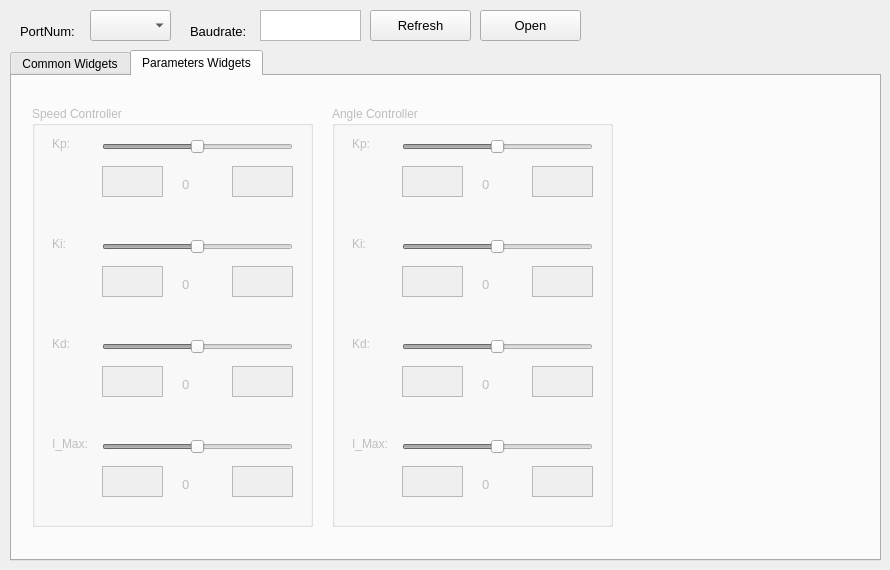
This is tools/mainwindow.ui in ZhuYanzhen1/miniFOC as Qt 5 draws it before an edit. The edited form follows.
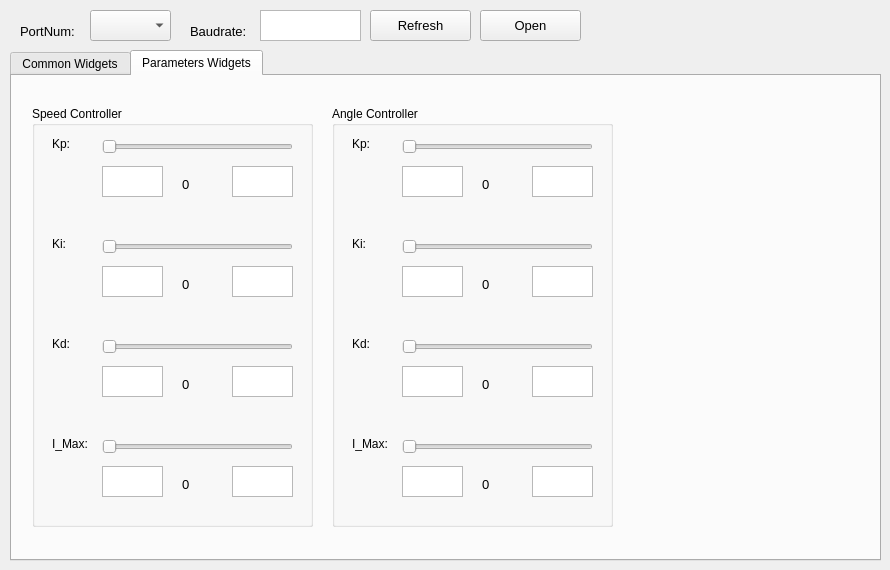
This is the edited form. The open tabs and pages were chosen to show the change. Custom widgets are drawn as their Qt base class.

Commit message: The problem of sending messages after the monitor is started has been solved. The problem of enabling logic of slider control in monitor is solved.

The edit to the form file:
```diff
--- a/tools/mainwindow.ui
+++ b/tools/mainwindow.ui
@@ -348,7 +348,7 @@
      </attribute>
      <widget class="QGroupBox" name="speed_groupbox">
       <property name="enabled">
-       <bool>false</bool>
+       <bool>true</bool>
       </property>
       <property name="geometry">
        <rect>
@@ -363,7 +363,7 @@
       </property>
       <widget class="QSlider" name="speed_kp_slider">
        <property name="enabled">
-        <bool>false</bool>
+        <bool>true</bool>
        </property>
        <property name="geometry">
         <rect>
@@ -386,10 +386,10 @@
         <number>1</number>
        </property>
        <property name="value">
-        <number>5000</number>
+        <number>0</number>
        </property>
        <property name="sliderPosition">
-        <number>5000</number>
+        <number>0</number>
        </property>
        <property name="orientation">
         <enum>Qt::Horizontal</enum>
@@ -538,7 +538,7 @@
       </widget>
       <widget class="QSlider" name="speed_ki_slider">
        <property name="enabled">
-        <bool>false</bool>
+        <bool>true</bool>
        </property>
        <property name="geometry">
         <rect>
@@ -561,10 +561,10 @@
         <number>1</number>
        </property>
        <property name="value">
-        <number>5000</number>
+        <number>0</number>
        </property>
        <property name="sliderPosition">
-        <number>5000</number>
+        <number>0</number>
        </property>
        <property name="orientation">
         <enum>Qt::Horizontal</enum>
@@ -652,7 +652,7 @@
       </widget>
       <widget class="QSlider" name="speed_kd_slider">
        <property name="enabled">
-        <bool>false</bool>
+        <bool>true</bool>
        </property>
        <property name="geometry">
         <rect>
@@ -675,10 +675,10 @@
         <number>1</number>
        </property>
        <property name="value">
-        <number>5000</number>
+        <number>0</number>
        </property>
        <property name="sliderPosition">
-        <number>5000</number>
+        <number>0</number>
        </property>
        <property name="orientation">
         <enum>Qt::Horizontal</enum>
@@ -761,7 +761,7 @@
       </widget>
       <widget class="QSlider" name="speed_summax_slider">
        <property name="enabled">
-        <bool>false</bool>
+        <bool>true</bool>
        </property>
        <property name="geometry">
         <rect>
@@ -784,10 +784,10 @@
         <number>1</number>
        </property>
        <property name="value">
-        <number>5000</number>
+        <number>0</number>
        </property>
        <property name="sliderPosition">
-        <number>5000</number>
+        <number>0</number>
        </property>
        <property name="orientation">
         <enum>Qt::Horizontal</enum>
@@ -820,7 +820,7 @@
      </widget>
      <widget class="QGroupBox" name="angle_groupbox">
       <property name="enabled">
-       <bool>false</bool>
+       <bool>true</bool>
       </property>
       <property name="geometry">
        <rect>
@@ -835,7 +835,7 @@
       </property>
       <widget class="QSlider" name="angle_kp_slider">
        <property name="enabled">
-        <bool>false</bool>
+        <bool>true</bool>
        </property>
        <property name="geometry">
         <rect>
@@ -858,10 +858,10 @@
         <number>1</number>
        </property>
        <property name="value">
-        <number>5000</number>
+        <number>0</number>
        </property>
        <property name="sliderPosition">
-        <number>5000</number>
+        <number>0</number>
        </property>
        <property name="orientation">
         <enum>Qt::Horizontal</enum>
@@ -1010,7 +1010,7 @@
       </widget>
       <widget class="QSlider" name="angle_ki_slider">
        <property name="enabled">
-        <bool>false</bool>
+        <bool>true</bool>
        </property>
        <property name="geometry">
         <rect>
@@ -1033,10 +1033,10 @@
         <number>1</number>
        </property>
        <property name="value">
-        <number>5000</number>
+        <number>0</number>
        </property>
        <property name="sliderPosition">
-        <number>5000</number>
+        <number>0</number>
        </property>
        <property name="orientation">
         <enum>Qt::Horizontal</enum>
@@ -1124,7 +1124,7 @@
       </widget>
       <widget class="QSlider" name="angle_kd_slider">
        <property name="enabled">
-        <bool>false</bool>
+        <bool>true</bool>
        </property>
        <property name="geometry">
         <rect>
@@ -1147,10 +1147,10 @@
         <number>1</number>
        </property>
        <property name="value">
-        <number>5000</number>
+        <number>0</number>
        </property>
        <property name="sliderPosition">
-        <number>5000</number>
+        <number>0</number>
        </property>
        <property name="orientation">
         <enum>Qt::Horizontal</enum>
@@ -1177,7 +1177,7 @@
       </widget>
       <widget class="QSlider" name="angle_summax_slider">
        <property name="enabled">
-        <bool>false</bool>
+        <bool>true</bool>
        </property>
        <property name="geometry">
         <rect>
@@ -1200,10 +1200,10 @@
         <number>1</number>
        </property>
        <property name="value">
-        <number>5000</number>
+        <number>0</number>
        </property>
        <property name="sliderPosition">
-        <number>5000</number>
+        <number>0</number>
        </property>
        <property name="orientation">
         <enum>Qt::Horizontal</enum>
```
The commit also changes 2 other files.
